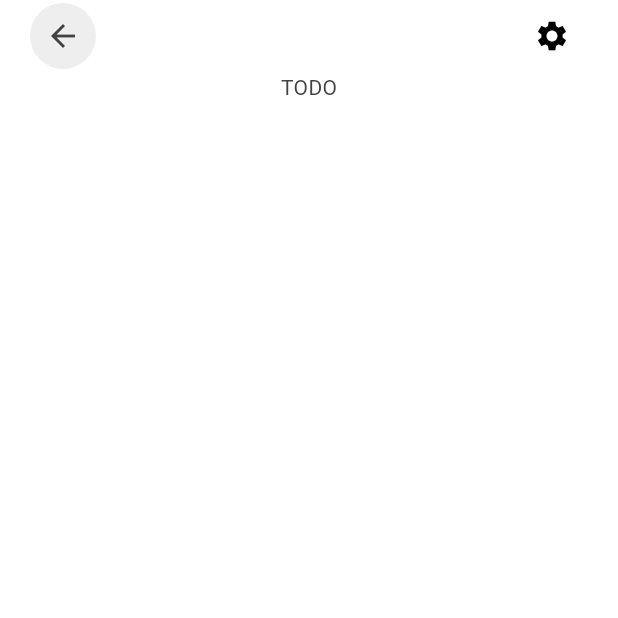
After one commit to MichalDawidowicz/pieski, a Flutter app: the PostPage screen opened by its route, on a phone screen of 412 x 824 dp, the top half of it. The commit adds this screen. Run offline on Flutter 3.47's test engine with Material 3 defaults, Android fonts, the phone set to English and light mode, and no system bars; our stand-ins replace cloud_firestore, firebase_auth, firebase_core; accounts and stored records are empty.

Commit message:
CRUD zrobiony

```diff
--- a/lib/main.dart
+++ b/lib/main.dart
@@ -4,6 +4,7 @@ import 'package:ogloszenia/auth/auth.dart';
 import 'package:ogloszenia/auth/login_or_register.dart';
 import 'package:ogloszenia/firebase_options.dart';
 import 'package:ogloszenia/pages/home_page.dart';
+import 'package:ogloszenia/pages/post_page.dart';
 import 'package:ogloszenia/pages/profile_page.dart';
 import 'package:ogloszenia/pages/users_page.dart';
 import 'package:ogloszenia/theme/dark_mode.dart';
@@ -30,6 +31,7 @@ class MyApp extends StatelessWidget {
         '/home_page':(context) =>  HomePage(),
         '/profile_page':(context) =>  ProfilePage(),
         '/users_page':(context) =>  UsersPage(),
+        '/post_page':(context) => const PostPage(),
 
       },
     );
--- /dev/null
+++ b/lib/pages/post_page.dart
@@ -0,0 +1,33 @@
+import 'package:flutter/material.dart';
+
+import '../components/my_back_button.dart';
+
+class PostPage extends StatelessWidget {
+  const PostPage({super.key});
+  // Future String id;
+
+  @override
+  Widget build(BuildContext context) {
+    return Scaffold(
+      body: SafeArea(
+        child: Column(
+          children: [
+            Padding(
+              padding: const EdgeInsets.only(left: 20.0,right: 20),
+              child: Row(
+                mainAxisAlignment: MainAxisAlignment.spaceBetween,
+                children: [
+                  MyBackButton(),
+                  IconButton(onPressed: (){}, icon: Icon(Icons.settings),)
+                ],
+              ),
+            ),
+            Text("TODO")
+
+            //Wyswietlanie danych o poscie
+          ],
+        ),
+      ),
+    );
+  }
+}
```
Also changed, not shown: lib/database/firestore.dart (+14 -0 lines), lib/pages/users_page.dart (+109 -17 lines).
